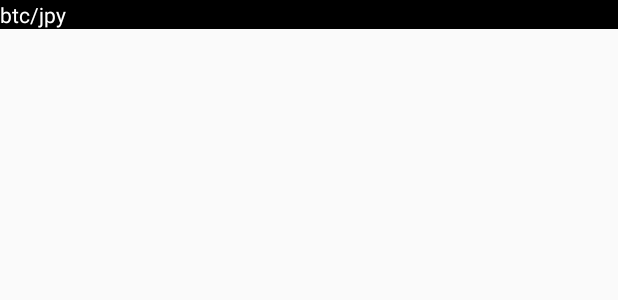
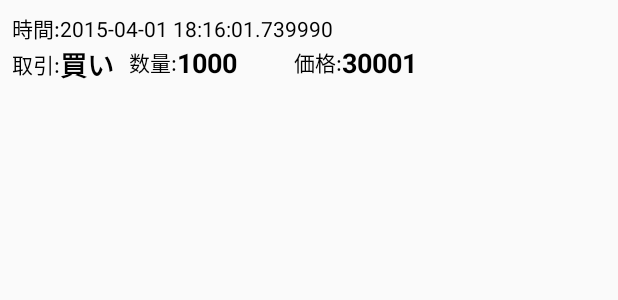
Before and after one commit to yoshihitoijichi/ZaifVirtualCurrency, an Android app: the layout item_btc_jpy.xml on its own in the app's theme, with its tools: preview values and no code run, on a phone screen of 412 x 824 dp. Shown: the top 300 px of the screen. Run offline under Robolectric (Android 15) with nearby library versions, the phone set to English and light mode, and no system bars; network calls fail.

```diff
--- a/app/src/main/java/net/ijichi/zaifvirtualcurrency/ui/viewholder/BtcJpyViewHolder.kt
+++ b/app/src/main/java/net/ijichi/zaifvirtualcurrency/ui/viewholder/BtcJpyViewHolder.kt
@@ -2,6 +2,7 @@ package net.ijichi.zaifvirtualcurrency.ui.viewholder
 
 import android.support.v7.widget.RecyclerView
 import net.ijichi.zaifvirtualcurrency.api.model.entity.StreamStatus
+import net.ijichi.zaifvirtualcurrency.api.model.entity.Trade
 import net.ijichi.zaifvirtualcurrency.ui.itemview.BtcJpyItemView
 import java.util.stream.Stream
 
@@ -10,8 +11,8 @@ import java.util.stream.Stream
  */
 class BtcJpyViewHolder(private val view: BtcJpyItemView) : RecyclerView.ViewHolder(view) {
 
-    fun update(status: StreamStatus) {
-        view.update(status)
+    fun update(trade: Trade) {
+        view.update(trade)
 
         // set clickListener
 
--- a/app/src/main/res/layout/fragment_btc_jpy.xml
+++ b/app/src/main/res/layout/fragment_btc_jpy.xml
@@ -19,6 +19,7 @@
                 android:layout_width="match_parent"
                 android:layout_height="match_parent"
                 android:drawSelectorOnTop="true"
+
                 android:paddingEnd="8dp"
                 android:paddingStart="8dp"
                 android:scrollbars="none" />
--- a/app/src/main/res/layout/item_btc_jpy.xml
+++ b/app/src/main/res/layout/item_btc_jpy.xml
@@ -4,15 +4,122 @@
     <FrameLayout
         android:id="@+id/btc_jpy_item_parent"
         android:layout_width="match_parent"
-        android:layout_height="wrap_content"
-        android:background="@android:color/black">
+        android:layout_height="wrap_content">
 
-        <TextView
-            android:id="@+id/btc_jpy_item_text"
+        <LinearLayout
             android:layout_width="match_parent"
             android:layout_height="wrap_content"
-            android:textColor="@android:color/white"
-            android:text="btc/jpy"/>
+            android:orientation="vertical"
+            android:padding="8dp">
+
+            <LinearLayout
+                android:layout_width="match_parent"
+                android:layout_height="wrap_content"
+                android:orientation="horizontal">
+
+                <TextView
+                    android:id="@+id/btc_jpy_item_time_label"
+                    android:layout_width="wrap_content"
+                    android:layout_height="wrap_content"
+                    android:text="@string/label_time"
+                    android:textColor="@android:color/black" />
+
+                <TextView
+                    android:id="@+id/btc_jpy_item_time_text"
+                    android:layout_width="wrap_content"
+                    android:layout_height="wrap_content"
+                    android:text="2015-04-01 18:16:01.739990"
+                    android:textColor="@android:color/black" />
+
+            </LinearLayout>
+
+            <FrameLayout
+                android:layout_width="match_parent"
+                android:layout_height="wrap_content"
+                android:orientation="horizontal">
+
+                <LinearLayout
+                    android:layout_width="wrap_content"
+                    android:layout_height="wrap_content"
+                    android:layout_gravity="start"
+                    android:orientation="horizontal">
+
+                    <TextView
+                        android:id="@+id/btc_jpy_item_trade_action_label"
+                        android:layout_width="wrap_content"
+                        android:layout_height="wrap_content"
+                        android:layout_gravity="center"
+                        android:text="@string/label_trade_action"
+                        android:textColor="@android:color/black" />
+
+                    <TextView
+                        android:id="@+id/btc_jpy_item_trade_action_text"
+                        android:layout_width="wrap_content"
+                        android:layout_height="wrap_content"
+                        android:layout_gravity="center"
+                        android:text="買い"
+                        android:textColor="@android:color/black"
+                        android:textSize="8pt"
+                        android:textStyle="bold" />
+
+                </LinearLayout>
+
+                <LinearLayout
+                    android:layout_width="wrap_content"
+                    android:layout_height="wrap_content"
+                    android:layout_marginStart="70dp"
+                    android:orientation="horizontal">
+
+                    <TextView
+                        android:id="@+id/btc_jpy_item_trade_amount_label"
+                        android:layout_width="wrap_content"
+                        android:layout_height="wrap_content"
+                        android:layout_gravity="center"
+                        android:layout_marginStart="8dp"
+                        android:text="@string/label_trade_amount"
+                        android:textColor="@android:color/black" />
+
+                    <TextView
+                        android:id="@+id/btc_jpy_item_trade_amount_text"
+                        android:layout_width="wrap_content"
+                        android:layout_height="wrap_content"
+                        android:text="1000"
+                        android:textColor="@android:color/black"
+                        android:textSize="8pt"
+                        android:textStyle="bold" />
+
+                </LinearLayout>
+
+
+                <LinearLayout
+                    android:layout_width="wrap_content"
+                    android:layout_height="wrap_content"
+                    android:layout_marginStart="180dp"
+                    android:orientation="horizontal">
+
+                    <TextView
+                        android:id="@+id/btc_jpy_item_trade_price_label"
+                        android:layout_width="wrap_content"
+                        android:layout_height="wrap_content"
+                        android:layout_gravity="center"
+                        android:layout_marginStart="8dp"
+                        android:text="@string/label_trade_price"
+                        android:textColor="@android:color/black" />
+
+                    <TextView
+                        android:id="@+id/btc_jpy_item_trade_price_text"
+                        android:layout_width="wrap_content"
+                        android:layout_height="wrap_content"
+                        android:text="30001"
+                        android:textColor="@android:color/black"
+                        android:textSize="8pt"
+                        android:textStyle="bold" />
+
+                </LinearLayout>
+
+            </FrameLayout>
+
+        </LinearLayout>
 
     </FrameLayout>
 </layout>
--- a/app/src/main/res/values/strings.xml
+++ b/app/src/main/res/values/strings.xml
@@ -1,3 +1,12 @@
 <resources>
-    <string name="app_name">ZaifVirtualCurrency</string>
+    <string name="app_name">Zaifアプリ</string>
+
+    <string name="label_time">時間:</string>
+    <string name="label_trade_action">取引:</string>
+    <string name="label_trade_amount">数量:</string>
+    <string name="label_trade_price">価格:</string>
+
+    <string name="bid">買い</string>
+    <string name="ask">売り</string>
+
 </resources>
```
Also changed, not shown: app/src/main/java/net/ijichi/zaifvirtualcurrency/api/model/entity/StreamStatus.kt (+0 -9 lines), app/src/main/java/net/ijichi/zaifvirtualcurrency/api/model/extension/TextViewEx.kt (added, +64 -0 lines), app/src/main/java/net/ijichi/zaifvirtualcurrency/ui/BtcJpyFragment.kt (+6 -1 lines), app/src/main/java/net/ijichi/zaifvirtualcurrency/ui/adapter/AbstractRecyclerAdapter.kt (+4 -4 lines), app/src/main/java/net/ijichi/zaifvirtualcurrency/ui/adapter/BtcJpyRecyclerAdapter.kt (+3 -16 lines), app/src/main/java/net/ijichi/zaifvirtualcurrency/ui/itemview/BtcJpyItemView.kt (+15 -25 lines).
